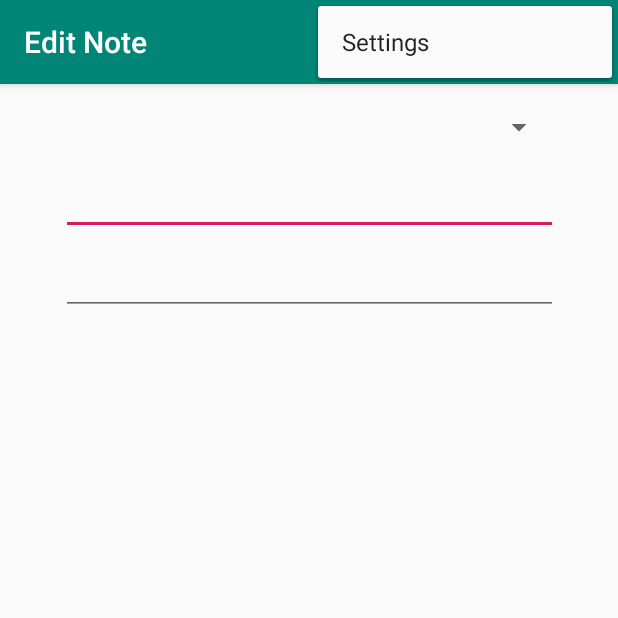
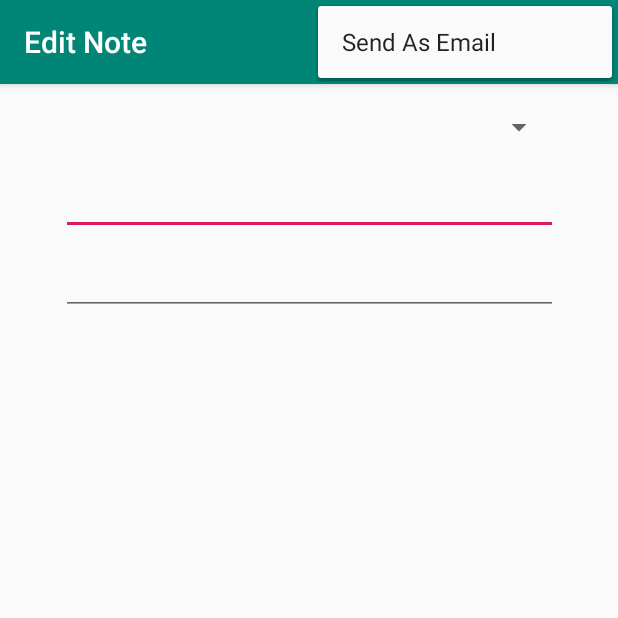
Before and after one commit to Stallion67/Java-Note-Keeper, an Android app: the NoteActivity screen opened directly, with no data from a screen before it, with the options menu open, on a phone screen of 412 x 824 dp, the top half of it. Run offline under Robolectric (Android 15) with nearby library versions, the phone set to English and light mode, and no system bars; 3 statements that could not run were skipped.

Commit message:
Implicit intents

```diff
--- a/app/src/main/java/com/example/notekeeper/NoteActivity.java
+++ b/app/src/main/java/com/example/notekeeper/NoteActivity.java
@@ -3,16 +3,11 @@ package com.example.notekeeper;
 import android.content.Intent;
 import android.os.Bundle;
 
-import com.google.android.material.floatingactionbutton.FloatingActionButton;
-import com.google.android.material.snackbar.Snackbar;
-
 import androidx.appcompat.app.AppCompatActivity;
 import androidx.appcompat.widget.Toolbar;
 
-import android.view.View;
 import android.view.Menu;
 import android.view.MenuItem;
-import android.widget.Adapter;
 import android.widget.ArrayAdapter;
 import android.widget.EditText;
 import android.widget.Spinner;
@@ -20,8 +15,12 @@ import android.widget.Spinner;
 import java.util.List;
 
 public class NoteActivity extends AppCompatActivity {
-    public static  final String NOTE_INFO ="com.example.notekeeper.NOTE_INFO";
+    public static  final String NOTE_POSITION ="com.example.notekeeper.NOTE_POSITION";
+    public static final int POSITION_NOT_SET = -1;
     private NoteInfo mNote;
+    private Spinner mSpinnerCourses;
+    private EditText mTextNoteTitle;
+    private EditText mTextNoteText;
 
     @Override
     protected void onCreate(Bundle savedInstanceState) {
@@ -30,7 +29,7 @@ public class NoteActivity extends AppCompatActivity {
         Toolbar toolbar = findViewById(R.id.toolbar);
         setSupportActionBar(toolbar);
 
-        Spinner spinnerCourses = findViewById(R.id.spinner_courses);
+        mSpinnerCourses = findViewById(R.id.spinner_courses);
 
         //importing  courses
         List<CourseInfo> courses= DataManager.getInstance().getCourses();
@@ -38,16 +37,17 @@ public class NoteActivity extends AppCompatActivity {
 
         adaptarCourses.setDropDownViewResource(android.R.layout.simple_spinner_dropdown_item);
 
-        spinnerCourses.setAdapter(adaptarCourses);
+        mSpinnerCourses.setAdapter(adaptarCourses);
+
 
          readDisplayStateValue(); //External Methord
 
         //References to Edit Text on the note
-        EditText textNoteTitle = findViewById(R.id.text_note_title);
-        EditText textNoteText = findViewById(R.id.text_note_text);
+        mTextNoteTitle = findViewById(R.id.text_note_title);
+        mTextNoteText = findViewById(R.id.text_note_text);
 
         //External Methord to refernce spinner ans edit tex
-        displayNote(spinnerCourses, textNoteTitle, textNoteText);
+        displayNote(mSpinnerCourses, mTextNoteTitle, mTextNoteText);
 
     }
 
@@ -56,7 +56,6 @@ public class NoteActivity extends AppCompatActivity {
         List<CourseInfo> courses =DataManager.getInstance().getCourses();
         int courseIndex =courses.indexOf(mNote.getmCourse()); // determinning index of course
         spinnerCourses.setSelection(courseIndex); //setting spinner
-
         //seting each of member Values
         textNoteTitle.setText(mNote.getTitle());
         textNoteText.setText(mNote.getText());
@@ -64,7 +63,11 @@ public class NoteActivity extends AppCompatActivity {
 
     private void readDisplayStateValue(){
         Intent intent = getIntent();
-        mNote = intent.getParcelableExtra(NOTE_INFO);
+//        mNote = intent.getParcelableExtra(NOTE_POSITION);// Line of codee modified to below
+       int  position = intent.getIntExtra(NOTE_POSITION, POSITION_NOT_SET);
+//       mIsNewNote=position ==POSITION_NOT_SET;
+//        if(!mIsNewNote)
+//            mNote =DataManager.getInstance().getNotes().get(position);
     }
 
     @Override
@@ -82,10 +85,24 @@ public class NoteActivity extends AppCompatActivity {
         int id = item.getItemId();
 
         //noinspection SimplifiableIfStatement
-        if (id == R.id.action_settings) {
+        if (id == R.id.action_send_mail) {
+            SendEmail();
             return true;
         }
 
         return super.onOptionsItemSelected(item);
     }
+
+    private void SendEmail() {
+        CourseInfo course =(CourseInfo) mSpinnerCourses.getSelectedItem();
+        String subject = mTextNoteTitle.getText().toString();
+        String  text = "Checkout what I learned in the Pluralsight course \""+ course.getTitle()+"\"\n" + mTextNoteText.getText();
+        Intent intent= new Intent(Intent.ACTION_SEND);
+        intent.setType("message/rfr2022");
+        intent.putExtra(Intent.EXTRA_SUBJECT, subject);
+        intent.putExtra(Intent.EXTRA_TEXT, text);
+
+        startActivity(intent);
+
+    }
 }
--- a/app/src/main/java/com/example/notekeeper/NoteListActivity.java
+++ b/app/src/main/java/com/example/notekeeper/NoteListActivity.java
@@ -52,9 +52,10 @@ public class NoteListActivity extends AppCompatActivity {
             public void onItemClick(AdapterView<?> parent, View view, int position, long id) {
                 Intent intent =new Intent(NoteListActivity.this, NoteActivity.class);
 
-              NoteInfo note=(NoteInfo) ListNotes.getItemAtPosition(position);
+//              NoteInfo note=(NoteInfo) ListNotes.getItemAtPosition(position); // commented at diffrerent Stage
 
-              intent.putExtra(NoteActivity.NOTE_INFO, note);
+
+              intent.putExtra(NoteActivity.NOTE_POSITION,position);
                 startActivity(intent);
             }
         });
--- a/app/src/main/res/menu/menu_note.xml
+++ b/app/src/main/res/menu/menu_note.xml
@@ -3,8 +3,8 @@
     xmlns:tools="http://schemas.android.com/tools"
     tools:context="com.example.notekeeper.NoteActivity">
     <item
-        android:id="@+id/action_settings"
+        android:id="@+id/action_send_mail"
         android:orderInCategory="100"
-        android:title="@string/action_settings"
+        android:title="@string/action_send"
         app:showAsAction="never" />
 </menu>
--- a/app/src/main/res/values/strings.xml
+++ b/app/src/main/res/values/strings.xml
@@ -1,6 +1,6 @@
 <resources>
     <string name="app_name">MY Note Keeper</string>
-    <string name="action_settings">Settings</string>
+    <string name="action_send">Send As Email</string>
     <string name="title_activity_note_list">NoteListActivity</string>
     <string name="title_activity_note">Edit Note</string>
 </resources>
```
Also changed, not shown: 1 other file.
